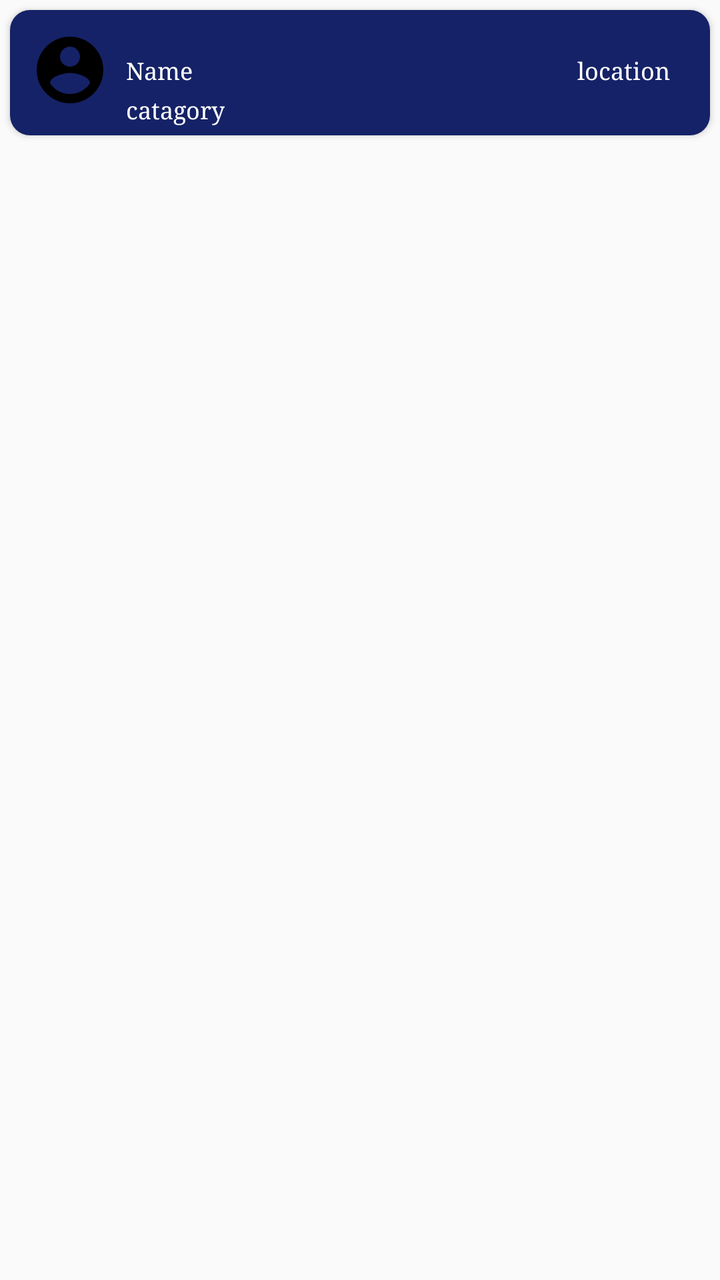
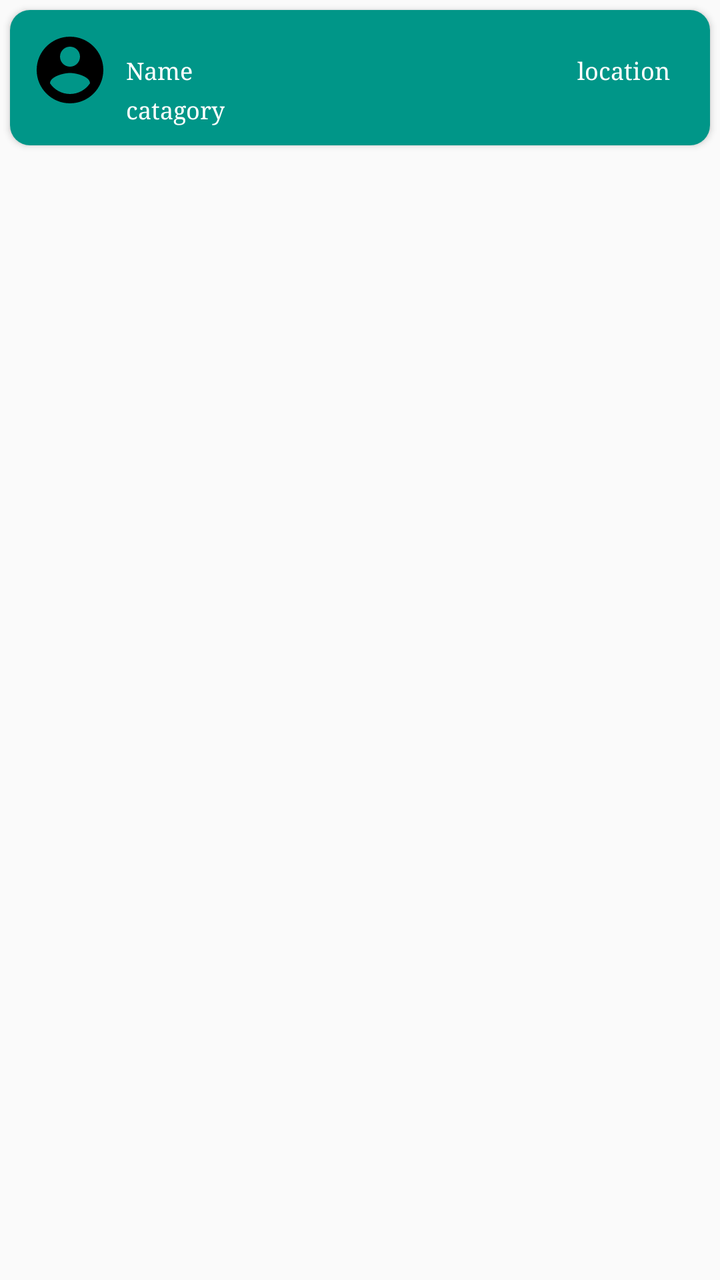

Compare the two renders of this Android layout. The source of the first and the diff that turns it into the second are given below.
<!-- AndroidManifest.xml: application theme Theme.LawAdvat -->
<!-- res/layout/custom_search.xml -->
<?xml version="1.0" encoding="utf-8"?>
<androidx.appcompat.widget.LinearLayoutCompat xmlns:android="http://schemas.android.com/apk/res/android"
    android:layout_width="match_parent"
    android:layout_height="wrap_content"
    xmlns:app="http://schemas.android.com/apk/res-auto">
    <androidx.cardview.widget.CardView
        android:layout_width="match_parent"
        android:layout_height="wrap_content"
        app:cardCornerRadius="10dp"
        android:padding="02dp"
        android:layout_margin="05dp">
    <LinearLayout
        android:layout_width="match_parent"
        android:layout_height="wrap_content"
        android:background="#152267"
        android:orientation="vertical">
    <androidx.constraintlayout.widget.ConstraintLayout
        android:layout_width="match_parent"
        android:layout_height="wrap_content"
        android:padding="05dp">

    <ImageView
        android:id="@+id/search_profile"
        android:layout_width="40dp"
        android:layout_height="40dp"
        android:layout_margin="05dp"
        android:layout_marginStart="4dp"
        app:layout_constraintBottom_toBottomOf="parent"
        app:layout_constraintStart_toStartOf="parent"
        app:layout_constraintTop_toTopOf="parent"
        app:layout_constraintVertical_bias="0.0"
        app:srcCompat="@drawable/baseline_account_circle_24" />

    <TextView
        android:id="@+id/search_name"
        android:textColor="@color/white"
        android:layout_width="wrap_content"
        android:layout_height="wrap_content"
        android:layout_marginStart="8dp"
        android:text="Name"
        android:textSize="12sp"
        android:fontFamily="serif"
        app:layout_constraintBottom_toBottomOf="@+id/search_profile"
        app:layout_constraintStart_toEndOf="@+id/search_profile"
        app:layout_constraintTop_toTopOf="@+id/search_profile" />

    <TextView
        android:id="@+id/search_city"
        android:layout_width="0dp"
        android:layout_height="wrap_content"
        android:layout_marginEnd="15dp"
        android:text="location"
        android:textSize="12sp"
        android:fontFamily="serif"
        android:textColor="@color/white"
        app:layout_constraintBottom_toBottomOf="@+id/search_name"
        app:layout_constraintEnd_toEndOf="parent"
        app:layout_constraintTop_toTopOf="@+id/search_name" />

    <TextView
        android:id="@+id/search_catagory"
        android:layout_width="0dp"
        android:layout_height="wrap_content"
        android:layout_marginTop="4dp"
        android:ellipsize="marquee"
        android:fontFamily="serif"
        android:maxLines="1"
        android:text="catagory"
        android:textColor="@color/white"
        android:textSize="12sp"
        app:layout_constraintStart_toStartOf="@+id/search_name"
        app:layout_constraintTop_toBottomOf="@+id/search_city"/>
    </androidx.constraintlayout.widget.ConstraintLayout>
    </LinearLayout>
    </androidx.cardview.widget.CardView>
</androidx.appcompat.widget.LinearLayoutCompat>
<!-- resources referenced by this layout -->
<resources>
  <color name="white">#FFFFFFFF</color>
  <!-- drawable baseline_account_circle_24 (drawable) -->
  <vector android:height="24dp" android:tint="#000000"
      android:viewportHeight="24" android:viewportWidth="24"
      android:width="24dp" xmlns:android="http://schemas.android.com/apk/res/android">
      <path android:fillColor="@android:color/white" android:pathData="M12,2C6.48,2 2,6.48 2,12s4.48,10 10,10 10,-4.48 10,-10S17.52,2 12,2zM12,5c1.66,0 3,1.34 3,3s-1.34,3 -3,3 -3,-1.34 -3,-3 1.34,-3 3,-3zM12,19.2c-2.5,0 -4.71,-1.28 -6,-3.22 0.03,-1.99 4,-3.08 6,-3.08 1.99,0 5.97,1.09 6,3.08 -1.29,1.94 -3.5,3.22 -6,3.22z"/>
  </vector>
  <style name="Theme.LawAdvat" parent="Theme.MaterialComponents.DayNight.DarkActionBar.Bridge">
          
          <item name="colorPrimary">@color/white</item>
          <item name="colorPrimaryVariant">#FFFFFF</item>
          <item name="colorOnPrimary">#009688</item>
          
          <item name="colorSecondary">@color/teal_200</item>
          <item name="colorSecondaryVariant">@color/teal_700</item>
          <item name="colorOnSecondary">#FFFFFF</item>
          
          <item name="android:statusBarColor">#FFFFFF</item>
          
          <item name="titleTextColor">@color/black</item>
          <item name="fontFamily">serif</item>
          <item name="android:textSize">16sp</item>
      </style>
  <color name="teal_200">#FF03DAC5</color>
  <color name="teal_700">#FF018786</color>
  <color name="black">#FF000000</color>
</resources>

<!-- the commit's change to res/layout/custom_search.xml (unified diff, before → after) -->
@@ -12,7 +12,7 @@
     <LinearLayout
         android:layout_width="match_parent"
         android:layout_height="wrap_content"
-        android:background="#152267"
+        android:background="#009688"
         android:orientation="vertical">
     <androidx.constraintlayout.widget.ConstraintLayout
         android:layout_width="match_parent"
@@ -57,19 +57,21 @@
         app:layout_constraintEnd_toEndOf="parent"
         app:layout_constraintTop_toTopOf="@+id/search_name" />
 
-    <TextView
-        android:id="@+id/search_catagory"
-        android:layout_width="0dp"
-        android:layout_height="wrap_content"
-        android:layout_marginTop="4dp"
-        android:ellipsize="marquee"
-        android:fontFamily="serif"
-        android:maxLines="1"
-        android:text="catagory"
-        android:textColor="@color/white"
-        android:textSize="12sp"
-        app:layout_constraintStart_toStartOf="@+id/search_name"
-        app:layout_constraintTop_toBottomOf="@+id/search_city"/>
+        <TextView
+            android:id="@+id/search_catagory"
+            android:layout_width="0dp"
+            android:layout_height="wrap_content"
+            android:layout_marginTop="4dp"
+            android:layout_marginBottom="5dp"
+            android:ellipsize="marquee"
+            android:fontFamily="serif"
+            android:maxLines="1"
+            android:text="catagory"
+            android:textColor="@color/white"
+            android:textSize="12sp"
+            app:layout_constraintBottom_toBottomOf="parent"
+            app:layout_constraintStart_toStartOf="@+id/search_name"
+            app:layout_constraintTop_toBottomOf="@+id/search_city" />
     </androidx.constraintlayout.widget.ConstraintLayout>
     </LinearLayout>
     </androidx.cardview.widget.CardView>
